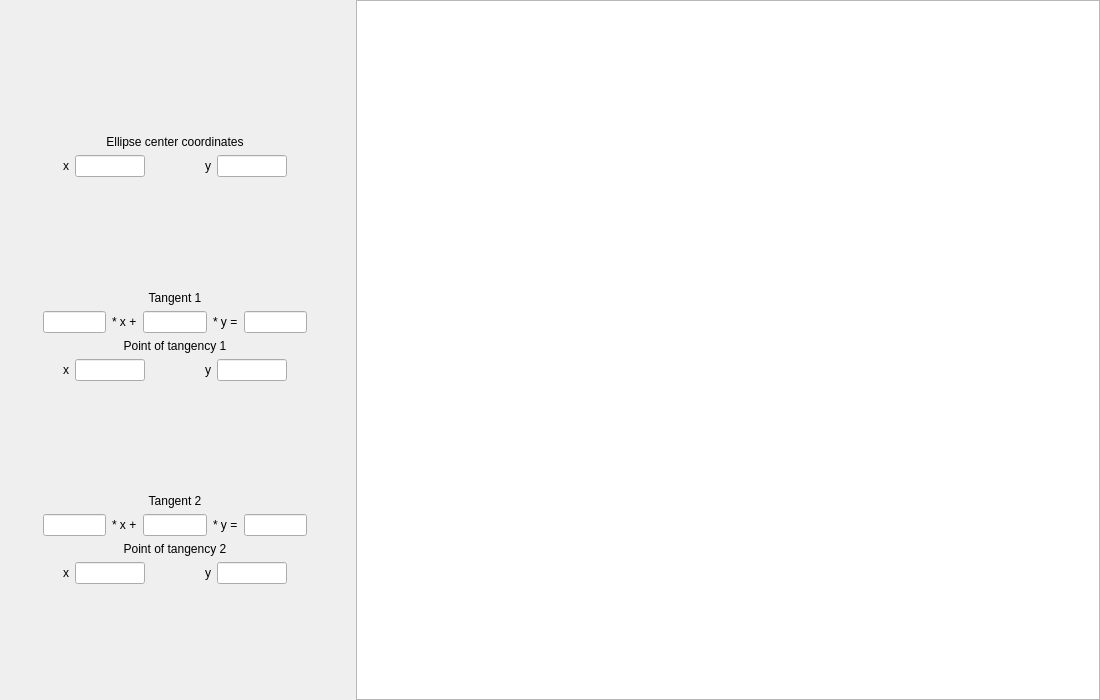
Qt form mainwindow.ui (squidovado/ellipse) before a commit.
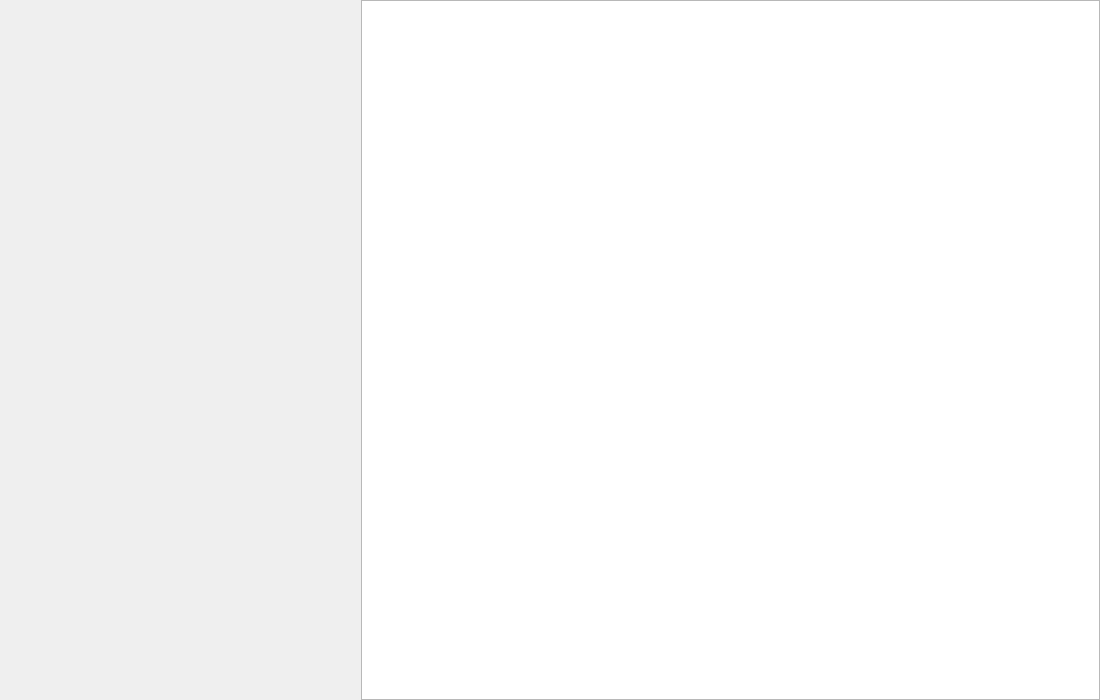
The same form after that commit. Custom widgets are drawn as their Qt base class.

The edit to the form file:
```diff
--- a/mainwindow.ui
+++ b/mainwindow.ui
@@ -35,13 +35,13 @@
   <widget class="QDockWidget" name="dockWidget">
    <property name="minimumSize">
     <size>
-     <width>350</width>
-     <height>385</height>
+     <width>355</width>
+     <height>510</height>
     </size>
    </property>
    <property name="maximumSize">
     <size>
-     <width>350</width>
+     <width>355</width>
      <height>524287</height>
     </size>
    </property>
@@ -54,493 +54,17 @@
    <attribute name="dockWidgetArea">
     <number>1</number>
    </attribute>
-   <widget class="QWidget" name="dockWidgetContents">
-    <layout class="QVBoxLayout" name="verticalLayout">
-     <item>
-      <spacer name="verticalSpacer">
-       <property name="orientation">
-        <enum>Qt::Vertical</enum>
-       </property>
-       <property name="sizeHint" stdset="0">
-        <size>
-         <width>20</width>
-         <height>40</height>
-        </size>
-       </property>
-      </spacer>
-     </item>
-     <item>
-      <widget class="QLabel" name="label">
-       <property name="text">
-        <string>Ellipse center coordinates</string>
-       </property>
-       <property name="alignment">
-        <set>Qt::AlignCenter</set>
-       </property>
-      </widget>
-     </item>
-     <item>
-      <layout class="QHBoxLayout" name="horizontalLayout_2">
-       <item>
-        <spacer name="horizontalSpacer_2">
-         <property name="orientation">
-          <enum>Qt::Horizontal</enum>
-         </property>
-         <property name="sizeHint" stdset="0">
-          <size>
-           <width>40</width>
-           <height>20</height>
-          </size>
-         </property>
-        </spacer>
-       </item>
-       <item>
-        <widget class="QLabel" name="label_2">
-         <property name="text">
-          <string>x</string>
-         </property>
-        </widget>
-       </item>
-       <item>
-        <widget class="QLineEdit" name="xcenter">
-         <property name="maximumSize">
-          <size>
-           <width>70</width>
-           <height>16777215</height>
-          </size>
-         </property>
-        </widget>
-       </item>
-       <item>
-        <spacer name="horizontalSpacer">
-         <property name="orientation">
-          <enum>Qt::Horizontal</enum>
-         </property>
-         <property name="sizeHint" stdset="0">
-          <size>
-           <width>40</width>
-           <height>20</height>
-          </size>
-         </property>
-        </spacer>
-       </item>
-       <item>
-        <widget class="QLabel" name="label_3">
-         <property name="text">
-          <string>y</string>
-         </property>
-        </widget>
-       </item>
-       <item>
-        <widget class="QLineEdit" name="ycenter">
-         <property name="maximumSize">
-          <size>
-           <width>70</width>
-           <height>16777215</height>
-          </size>
-         </property>
-        </widget>
-       </item>
-       <item>
-        <spacer name="horizontalSpacer_3">
-         <property name="orientation">
-          <enum>Qt::Horizontal</enum>
-         </property>
-         <property name="sizeHint" stdset="0">
-          <size>
-           <width>40</width>
-           <height>20</height>
-          </size>
-         </property>
-        </spacer>
-       </item>
-      </layout>
-     </item>
-     <item>
-      <spacer name="verticalSpacer_3">
-       <property name="orientation">
-        <enum>Qt::Vertical</enum>
-       </property>
-       <property name="sizeHint" stdset="0">
-        <size>
-         <width>20</width>
-         <height>40</height>
-        </size>
-       </property>
-      </spacer>
-     </item>
-     <item>
-      <widget class="QLabel" name="label_6">
-       <property name="text">
-        <string>Tangent 1</string>
-       </property>
-       <property name="alignment">
-        <set>Qt::AlignCenter</set>
-       </property>
-      </widget>
-     </item>
-     <item>
-      <layout class="QHBoxLayout" name="horizontalLayout_4">
-       <item>
-        <spacer name="horizontalSpacer_4">
-         <property name="orientation">
-          <enum>Qt::Horizontal</enum>
-         </property>
-         <property name="sizeHint" stdset="0">
-          <size>
-           <width>40</width>
-           <height>20</height>
-          </size>
-         </property>
-        </spacer>
-       </item>
-       <item>
-        <widget class="QLineEdit" name="tangent1a">
-         <property name="maximumSize">
-          <size>
-           <width>70</width>
-           <height>16777215</height>
-          </size>
-         </property>
-        </widget>
-       </item>
-       <item>
-        <widget class="QLabel" name="label_7">
-         <property name="text">
-          <string>* x +</string>
-         </property>
-        </widget>
-       </item>
-       <item>
-        <widget class="QLineEdit" name="tangent1b">
-         <property name="maximumSize">
-          <size>
-           <width>70</width>
-           <height>16777215</height>
-          </size>
-         </property>
-        </widget>
-       </item>
-       <item>
-        <widget class="QLabel" name="label_8">
-         <property name="text">
-          <string>* y =</string>
-         </property>
-        </widget>
-       </item>
-       <item>
-        <widget class="QLineEdit" name="tangent1c">
-         <property name="maximumSize">
-          <size>
-           <width>70</width>
-           <height>16777215</height>
-          </size>
-         </property>
-        </widget>
-       </item>
-       <item>
-        <spacer name="horizontalSpacer_5">
-         <property name="orientation">
-          <enum>Qt::Horizontal</enum>
-         </property>
-         <property name="sizeHint" stdset="0">
-          <size>
-           <width>40</width>
-           <height>20</height>
-          </size>
-         </property>
-        </spacer>
-       </item>
-      </layout>
-     </item>
-     <item>
-      <widget class="QLabel" name="label_9">
-       <property name="text">
-        <string>Point of tangency 1</string>
-       </property>
-       <property name="alignment">
-        <set>Qt::AlignCenter</set>
-       </property>
-      </widget>
-     </item>
-     <item>
-      <layout class="QHBoxLayout" name="horizontalLayout_5">
-       <item>
-        <spacer name="horizontalSpacer_6">
-         <property name="orientation">
-          <enum>Qt::Horizontal</enum>
-         </property>
-         <property name="sizeHint" stdset="0">
-          <size>
-           <width>40</width>
-           <height>20</height>
-          </size>
-         </property>
-        </spacer>
-       </item>
-       <item>
-        <widget class="QLabel" name="label_10">
-         <property name="text">
-          <string>x</string>
-         </property>
-        </widget>
-       </item>
-       <item>
-        <widget class="QLineEdit" name="point1x">
-         <property name="maximumSize">
-          <size>
-           <width>70</width>
-           <height>16777215</height>
-          </size>
-         </property>
-        </widget>
-       </item>
-       <item>
-        <spacer name="horizontalSpacer_7">
-         <property name="orientation">
-          <enum>Qt::Horizontal</enum>
-         </property>
-         <property name="sizeHint" stdset="0">
-          <size>
-           <width>40</width>
-           <height>20</height>
-          </size>
-         </property>
-        </spacer>
-       </item>
-       <item>
-        <widget class="QLabel" name="label_11">
-         <property name="text">
-          <string>y</string>
-         </property>
-        </widget>
-       </item>
-       <item>
-        <widget class="QLineEdit" name="point1y">
-         <property name="maximumSize">
-          <size>
-           <width>70</width>
-           <height>16777215</height>
-          </size>
-         </property>
-        </widget>
-       </item>
-       <item>
-        <spacer name="horizontalSpacer_8">
-         <property name="orientation">
-          <enum>Qt::Horizontal</enum>
-         </property>
-         <property name="sizeHint" stdset="0">
-          <size>
-           <width>40</width>
-           <height>20</height>
-          </size>
-         </property>
-        </spacer>
-       </item>
-      </layout>
-     </item>
-     <item>
-      <spacer name="verticalSpacer_4">
-       <property name="orientation">
-        <enum>Qt::Vertical</enum>
-       </property>
-       <property name="sizeHint" stdset="0">
-        <size>
-         <width>20</width>
-         <height>40</height>
-        </size>
-       </property>
-      </spacer>
-     </item>
-     <item>
-      <widget class="QLabel" name="label_12">
-       <property name="text">
-        <string>Tangent 2</string>
-       </property>
-       <property name="alignment">
-        <set>Qt::AlignCenter</set>
-       </property>
-      </widget>
-     </item>
-     <item>
-      <layout class="QHBoxLayout" name="horizontalLayout_6">
-       <item>
-        <spacer name="horizontalSpacer_9">
-         <property name="orientation">
-          <enum>Qt::Horizontal</enum>
-         </property>
-         <property name="sizeHint" stdset="0">
-          <size>
-           <width>40</width>
-           <height>20</height>
-          </size>
-         </property>
-        </spacer>
-       </item>
-       <item>
-        <widget class="QLineEdit" name="tangent2a">
-         <property name="maximumSize">
-          <size>
-           <width>70</width>
-           <height>16777215</height>
-          </size>
-         </property>
-        </widget>
-       </item>
-       <item>
-        <widget class="QLabel" name="label_13">
-         <property name="text">
-          <string>* x +</string>
-         </property>
-        </widget>
-       </item>
-       <item>
-        <widget class="QLineEdit" name="tangent2b">
-         <property name="maximumSize">
-          <size>
-           <width>70</width>
-           <height>16777215</height>
-          </size>
-         </property>
-        </widget>
-       </item>
-       <item>
-        <widget class="QLabel" name="label_14">
-         <property name="text">
-          <string>* y =</string>
-         </property>
-        </widget>
-       </item>
-       <item>
-        <widget class="QLineEdit" name="tangent2c">
-         <property name="maximumSize">
-          <size>
-           <width>70</width>
-           <height>16777215</height>
-          </size>
-         </property>
-        </widget>
-       </item>
-       <item>
-        <spacer name="horizontalSpacer_10">
-         <property name="orientation">
-          <enum>Qt::Horizontal</enum>
-         </property>
-         <property name="sizeHint" stdset="0">
-          <size>
-           <width>40</width>
-           <height>20</height>
-          </size>
-         </property>
-        </spacer>
-       </item>
-      </layout>
-     </item>
-     <item>
-      <widget class="QLabel" name="label_15">
-       <property name="text">
-        <string>Point of tangency 2</string>
-       </property>
-       <property name="alignment">
-        <set>Qt::AlignCenter</set>
-       </property>
-      </widget>
-     </item>
-     <item>
-      <layout class="QHBoxLayout" name="horizontalLayout_7">
-       <item>
-        <spacer name="horizontalSpacer_11">
-         <property name="orientation">
-          <enum>Qt::Horizontal</enum>
-         </property>
-         <property name="sizeHint" stdset="0">
-          <size>
-           <width>40</width>
-           <height>20</height>
-          </size>
-         </property>
-        </spacer>
-       </item>
-       <item>
-        <widget class="QLabel" name="label_16">
-         <property name="text">
-          <string>x</string>
-         </property>
-        </widget>
-       </item>
-       <item>
-        <widget class="QLineEdit" name="point2x">
-         <property name="maximumSize">
-          <size>
-           <width>70</width>
-           <height>16777215</height>
-          </size>
-         </property>
-        </widget>
-       </item>
-       <item>
-        <spacer name="horizontalSpacer_12">
-         <property name="orientation">
-          <enum>Qt::Horizontal</enum>
-         </property>
-         <property name="sizeHint" stdset="0">
-          <size>
-           <width>40</width>
-           <height>20</height>
-          </size>
-         </property>
-        </spacer>
-       </item>
-       <item>
-        <widget class="QLabel" name="label_17">
-         <property name="text">
-          <string>y</string>
-         </property>
-        </widget>
-       </item>
-       <item>
-        <widget class="QLineEdit" name="point2y">
-         <property name="maximumSize">
-          <size>
-           <width>70</width>
-           <height>16777215</height>
-          </size>
-         </property>
-        </widget>
-       </item>
-       <item>
-        <spacer name="horizontalSpacer_13">
-         <property name="orientation">
-          <enum>Qt::Horizontal</enum>
-         </property>
-         <property name="sizeHint" stdset="0">
-          <size>
-           <width>40</width>
-           <height>20</height>
-          </size>
-         </property>
-        </spacer>
-       </item>
-      </layout>
-     </item>
-     <item>
-      <spacer name="verticalSpacer_2">
-       <property name="orientation">
-        <enum>Qt::Vertical</enum>
-       </property>
-       <property name="sizeHint" stdset="0">
-        <size>
-         <width>20</width>
-         <height>40</height>
-        </size>
-       </property>
-      </spacer>
-     </item>
-    </layout>
-   </widget>
+   <widget class="Panel" name="dockWidgetContents"/>
   </widget>
  </widget>
+ <customwidgets>
+  <customwidget>
+   <class>Panel</class>
+   <extends>QWidget</extends>
+   <header>panel.h</header>
+   <container>1</container>
+  </customwidget>
+ </customwidgets>
  <resources/>
  <connections/>
 </ui>
```
